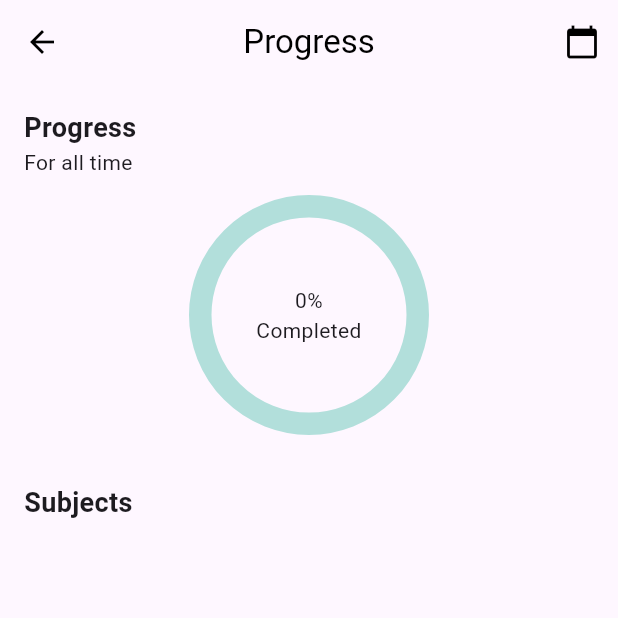
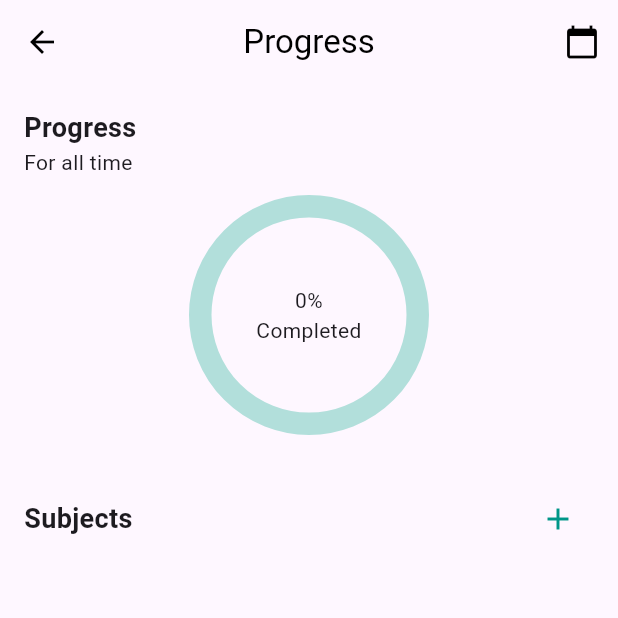
Before and after one commit to Smartify-Education-Platform/Smartify-Platform, a Flutter app: the ProgressPage screen opened directly, on a phone screen of 412 x 824 dp, the top half of it. Run offline on Flutter 3.47's test engine with Material 3 defaults, Android fonts, the phone set to English and light mode, and no system bars; drawn by our look-alikes of percent_indicator; our stand-ins replace flutter_secure_storage, pin_code_fields, shared_preferences; accounts and stored records are empty; project files that could hold a hidden picture were left out.

Commit message:
tracker fixes, darkmode ,eng version2

```diff
--- a/frontend/lib/pages/tracker/main_tracker_page.dart
+++ b/frontend/lib/pages/tracker/main_tracker_page.dart
@@ -133,7 +133,20 @@ class _ProgressPageState extends State<ProgressPage> {
             ),
             const SizedBox(height: 32),
             // Список предметов
-            Text(AppLocalizations.of(context)!.subjects, style: const TextStyle(fontSize: 18, fontWeight: FontWeight.bold)),
+            Row(
+              mainAxisAlignment: MainAxisAlignment.spaceBetween,
+              children: [
+                Text(
+                  AppLocalizations.of(context)!.subjects,
+                  style: const TextStyle(fontSize: 18, fontWeight: FontWeight.bold),
+                ),
+                IconButton(
+                  onPressed: _addSubject,
+                  icon: const Icon(Icons.add, color: Colors.teal),
+                  tooltip: "Add subject",
+                ),
+              ],
+            ),
             const SizedBox(height: 12),
             ListView.builder(
               shrinkWrap: true,
```
